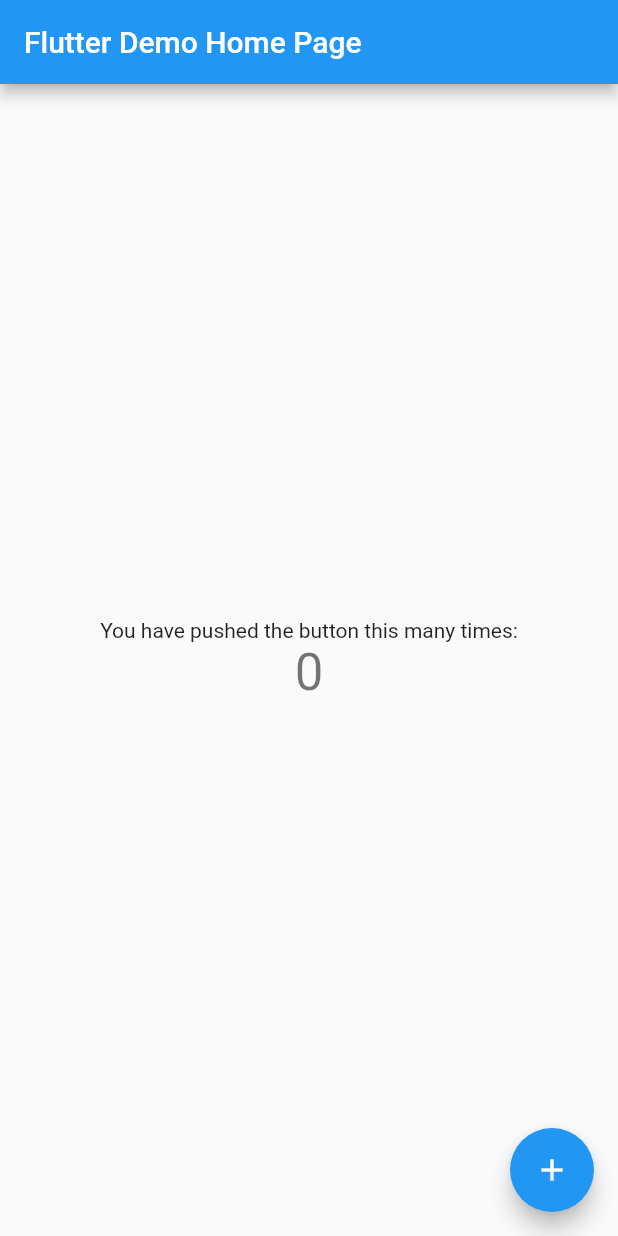
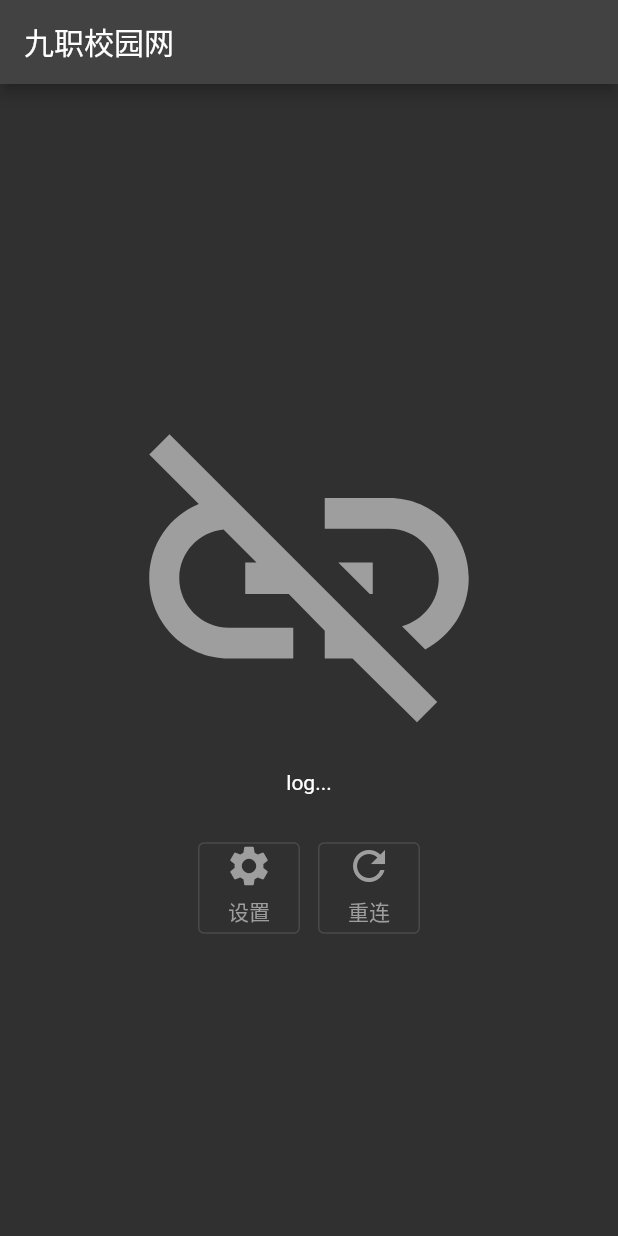
Before and after one commit to Yue-plus/JvtcCampusNetworkDialer, a Flutter app: the screen it shows after launch, on a phone screen of 412 x 824 dp. Run offline on Flutter 3.47's test engine with Material 2 defaults, Android fonts, the phone set to English and light mode, and no system bars.

Commit message:
基本界面

```diff
--- /dev/null
+++ b/lib/button.dart
@@ -0,0 +1,30 @@
+import 'package:flutter/material.dart';
+
+class Button extends StatelessWidget {
+  const Button({
+    super.key,
+    required this.icon,
+    required this.text,
+    required this.onPressed,
+  });
+
+  final IconData icon;
+  final String text;
+  final VoidCallback? onPressed;
+
+  @override
+  Widget build(BuildContext context) {
+    return OutlinedButton(
+      onPressed: onPressed,
+      child: Column(
+        children: [
+          Icon(icon, size: 32, color: Colors.grey),
+          Padding(
+            padding: const EdgeInsets.all(4),
+            child: Text(text, style: const TextStyle(color: Colors.grey)),
+          ),
+        ],
+      ),
+    );
+  }
+}
--- a/lib/main.dart
+++ b/lib/main.dart
@@ -1,115 +1,48 @@
 import 'package:flutter/material.dart';
 
-void main() {
-  runApp(const MyApp());
+import 'button.dart';
+
+void main() => runApp(const DialerApp());
+
+class DialerApp extends StatefulWidget {
+  const DialerApp({super.key});
+
+  static const String title = '九职校园网';
+
+  @override
+  State<StatefulWidget> createState() => _DialerAppState();
 }
 
-class MyApp extends StatelessWidget {
-  const MyApp({super.key});
+class _DialerAppState extends State<DialerApp> {
+  final IconData _linkState = Icons.link_off;
 
-  // This widget is the root of your application.
   @override
   Widget build(BuildContext context) {
     return MaterialApp(
-      title: 'Flutter Demo',
-      theme: ThemeData(
-        // This is the theme of your application.
-        //
-        // Try running your application with "flutter run". You'll see the
-        // application has a blue toolbar. Then, without quitting the app, try
-        // changing the primarySwatch below to Colors.green and then invoke
-        // "hot reload" (press "r" in the console where you ran "flutter run",
-        // or simply save your changes to "hot reload" in a Flutter IDE).
-        // Notice that the counter didn't reset back to zero; the application
-        // is not restarted.
-        primarySwatch: Colors.blue,
-      ),
-      home: const MyHomePage(title: 'Flutter Demo Home Page'),
-    );
-  }
-}
-
-class MyHomePage extends StatefulWidget {
-  const MyHomePage({super.key, required this.title});
-
-  // This widget is the home page of your application. It is stateful, meaning
-  // that it has a State object (defined below) that contains fields that affect
-  // how it looks.
-
-  // This class is the configuration for the state. It holds the values (in this
-  // case the title) provided by the parent (in this case the App widget) and
-  // used by the build method of the State. Fields in a Widget subclass are
-  // always marked "final".
-
-  final String title;
-
-  @override
-  State<MyHomePage> createState() => _MyHomePageState();
-}
-
-class _MyHomePageState extends State<MyHomePage> {
-  int _counter = 0;
-
-  void _incrementCounter() {
-    setState(() {
-      // This call to setState tells the Flutter framework that something has
-      // changed in this State, which causes it to rerun the build method below
-      // so that the display can reflect the updated values. If we changed
-      // _counter without calling setState(), then the build method would not be
-      // called again, and so nothing would appear to happen.
-      _counter++;
-    });
-  }
-
-  @override
-  Widget build(BuildContext context) {
-    // This method is rerun every time setState is called, for instance as done
-    // by the _incrementCounter method above.
-    //
-    // The Flutter framework has been optimized to make rerunning build methods
-    // fast, so that you can just rebuild anything that needs updating rather
-    // than having to individually change instances of widgets.
-    return Scaffold(
-      appBar: AppBar(
-        // Here we take the value from the MyHomePage object that was created by
-        // the App.build method, and use it to set our appbar title.
-        title: Text(widget.title),
-      ),
+      title: DialerApp.title,
+      color: const Color(0xFF22BBFF),
+      theme: ThemeData.dark(),
+      home: Scaffold(
+        appBar: AppBar(title: const Text(DialerApp.title)),
         body: Center(
-        // Center is a layout widget. It takes a single child and positions it
-        // in the middle of the parent.
           child: Column(
-          // Column is also a layout widget. It takes a list of children and
-          // arranges them vertically. By default, it sizes itself to fit its
-          // children horizontally, and tries to be as tall as its parent.
-          //
-          // Invoke "debug painting" (press "p" in the console, choose the
-          // "Toggle Debug Paint" action from the Flutter Inspector in Android
-          // Studio, or the "Toggle Debug Paint" command in Visual Studio Code)
-          // to see the wireframe for each widget.
-          //
-          // Column has various properties to control how it sizes itself and
-          // how it positions its children. Here we use mainAxisAlignment to
-          // center the children vertically; the main axis here is the vertical
-          // axis because Columns are vertical (the cross axis would be
-          // horizontal).
             mainAxisAlignment: MainAxisAlignment.center,
-          children: <Widget>[
-            const Text(
-              'You have pushed the button this many times:',
-            ),
-            Text(
-              '$_counter',
-              style: Theme.of(context).textTheme.headline4,
+            children: [
+              Icon(_linkState, size: 256, color: Colors.grey),
+              const Text('log...'),
+              const SizedBox(height: 32),
+              Row(
+                mainAxisSize: MainAxisSize.min,
+                children: [
+                  Button(icon: Icons.settings, text: '设置', onPressed: () {}),
+                  const SizedBox(width: 12),
+                  Button(icon: Icons.refresh, text: '重连', onPressed: () {}),
+                ],
               ),
             ],
           ),
         ),
-      floatingActionButton: FloatingActionButton(
-        onPressed: _incrementCounter,
-        tooltip: 'Increment',
-        child: const Icon(Icons.add),
-      ), // This trailing comma makes auto-formatting nicer for build methods.
+      ),
     );
   }
 }
```
Also changed, not shown: 1 other file. Lines whose indentation alone changed are shown as unchanged.
